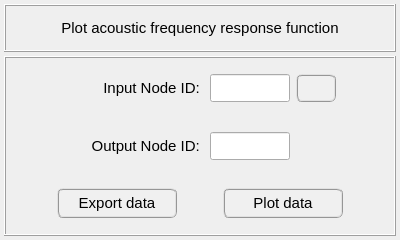
Above: pulse/interface/ui_files/plots/results/acoustic/plot_acoustic_frequency_response_function.ui from open-pulse/OpenPulse before the change. Below: the same form after it.
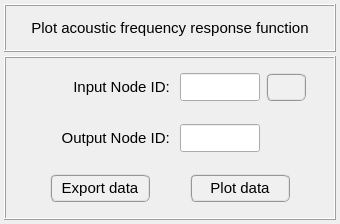
That is the form after the change.

Commit message: Some adjusts on the acoustic plot UI files

```diff
--- a/pulse/interface/ui_files/plots/results/acoustic/plot_acoustic_frequency_response_function.ui
+++ b/pulse/interface/ui_files/plots/results/acoustic/plot_acoustic_frequency_response_function.ui
@@ -6,10 +6,22 @@
    <rect>
     <x>0</x>
     <y>0</y>
-    <width>400</width>
-    <height>240</height>
+    <width>340</width>
+    <height>224</height>
    </rect>
   </property>
+  <property name="minimumSize">
+   <size>
+    <width>0</width>
+    <height>224</height>
+   </size>
+  </property>
+  <property name="maximumSize">
+   <size>
+    <width>16777215</width>
+    <height>224</height>
+   </size>
+  </property>
   <property name="windowTitle">
    <string>Form</string>
   </property>
@@ -138,15 +150,18 @@
       <property name="bottomMargin">
        <number>4</number>
       </property>
-      <property name="spacing">
+      <property name="horizontalSpacing">
        <number>4</number>
       </property>
+      <property name="verticalSpacing">
+       <number>0</number>
+      </property>
       <item row="3" column="0">
        <widget class="QFrame" name="frame_buttons">
         <property name="minimumSize">
          <size>
           <width>0</width>
-          <height>52</height>
+          <height>48</height>
          </size>
         </property>
         <property name="maximumSize">
@@ -177,48 +192,31 @@
          <property name="spacing">
           <number>0</number>
          </property>
-         <item row="0" column="4">
-          <widget class="QFrame" name="frame_21">
-           <property name="frameShape">
-            <enum>QFrame::NoFrame</enum>
-           </property>
-           <property name="frameShadow">
-            <enum>QFrame::Raised</enum>
-           </property>
-          </widget>
-         </item>
-         <item row="0" column="2">
-          <widget class="QFrame" name="frame_19">
-           <property name="frameShape">
-            <enum>QFrame::NoFrame</enum>
-           </property>
-           <property name="frameShadow">
-            <enum>QFrame::Raised</enum>
-           </property>
-          </widget>
-         </item>
          <item row="0" column="0">
-          <widget class="QFrame" name="frame_17">
-           <property name="frameShape">
-            <enum>QFrame::NoFrame</enum>
+          <spacer name="horizontalSpacer_2">
+           <property name="orientation">
+            <enum>Qt::Horizontal</enum>
            </property>
-           <property name="frameShadow">
-            <enum>QFrame::Raised</enum>
+           <property name="sizeHint" stdset="0">
+            <size>
+             <width>40</width>
+             <height>20</height>
+            </size>
            </property>
-          </widget>
+          </spacer>
          </item>
          <item row="0" column="3">
           <widget class="QPushButton" name="pushButton_plot_data">
            <property name="minimumSize">
             <size>
-             <width>120</width>
-             <height>30</height>
+             <width>100</width>
+             <height>28</height>
             </size>
            </property>
            <property name="maximumSize">
             <size>
-             <width>160</width>
-             <height>30</height>
+             <width>100</width>
+             <height>28</height>
             </size>
            </property>
            <property name="font">
@@ -244,14 +242,14 @@
           <widget class="QPushButton" name="pushButton_export_data">
            <property name="minimumSize">
             <size>
-             <width>120</width>
-             <height>30</height>
+             <width>100</width>
+             <height>28</height>
             </size>
            </property>
            <property name="maximumSize">
             <size>
-             <width>160</width>
-             <height>30</height>
+             <width>100</width>
+             <height>28</height>
             </size>
            </property>
            <property name="font">
@@ -276,6 +274,32 @@
            </property>
           </widget>
          </item>
+         <item row="0" column="2">
+          <spacer name="horizontalSpacer">
+           <property name="orientation">
+            <enum>Qt::Horizontal</enum>
+           </property>
+           <property name="sizeHint" stdset="0">
+            <size>
+             <width>40</width>
+             <height>20</height>
+            </size>
+           </property>
+          </spacer>
+         </item>
+         <item row="0" column="4">
+          <spacer name="horizontalSpacer_3">
+           <property name="orientation">
+            <enum>Qt::Horizontal</enum>
+           </property>
+           <property name="sizeHint" stdset="0">
+            <size>
+             <width>40</width>
+             <height>20</height>
+            </size>
+           </property>
+          </spacer>
+         </item>
         </layout>
        </widget>
       </item>
@@ -284,7 +308,7 @@
         <property name="minimumSize">
          <size>
           <width>0</width>
-          <height>52</height>
+          <height>48</height>
          </size>
         </property>
         <property name="maximumSize">
@@ -436,7 +460,7 @@
         <property name="minimumSize">
          <size>
           <width>0</width>
-          <height>52</height>
+          <height>48</height>
          </size>
         </property>
         <property name="maximumSize">
```
The commit also changes 17 other files.
